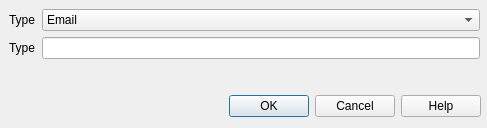
Qt form src/cdlgmdfcontact.ui (grodansparadis/vscp-works-qt) before a commit.
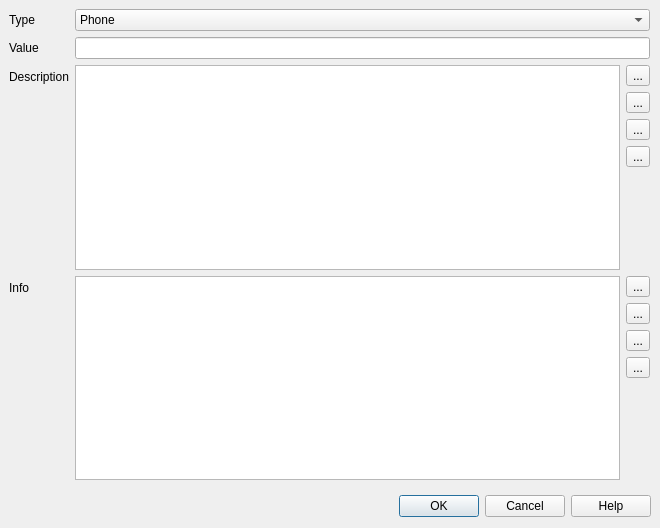
The same form after that commit. Icons and pictures are not drawn.

```diff
--- a/src/cdlgmdfcontact.ui
+++ b/src/cdlgmdfcontact.ui
@@ -6,8 +6,8 @@
    <rect>
     <x>0</x>
     <y>0</y>
-    <width>487</width>
-    <height>128</height>
+    <width>660</width>
+    <height>528</height>
    </rect>
   </property>
   <property name="windowTitle">
@@ -16,9 +16,9 @@
   <widget class="QDialogButtonBox" name="buttonBox">
    <property name="geometry">
     <rect>
-     <x>10</x>
-     <y>90</y>
-     <width>471</width>
+     <x>0</x>
+     <y>490</y>
+     <width>651</width>
      <height>32</height>
     </rect>
    </property>
@@ -37,8 +37,8 @@
     <rect>
      <x>9</x>
      <y>9</y>
-     <width>471</width>
-     <height>71</height>
+     <width>641</width>
+     <height>471</height>
     </rect>
    </property>
    <layout class="QFormLayout" name="formLayout">
@@ -51,11 +51,6 @@
     </item>
     <item row="0" column="1">
      <widget class="QComboBox" name="comboType">
-      <item>
-       <property name="text">
-        <string>Email</string>
-       </property>
-      </item>
       <item>
        <property name="text">
         <string>Phone</string>
@@ -81,13 +76,219 @@
     <item row="1" column="0">
      <widget class="QLabel" name="label_2">
       <property name="text">
-       <string>Type</string>
+       <string>Value</string>
       </property>
      </widget>
     </item>
     <item row="1" column="1">
      <widget class="QLineEdit" name="editValue"/>
     </item>
+    <item row="2" column="0">
+     <widget class="QLabel" name="label_3">
+      <property name="text">
+       <string>Description</string>
+      </property>
+     </widget>
+    </item>
+    <item row="3" column="0">
+     <widget class="QLabel" name="label_4">
+      <property name="text">
+       <string>Info</string>
+      </property>
+     </widget>
+    </item>
+    <item row="2" column="1">
+     <layout class="QHBoxLayout" name="horizontalLayout">
+      <item>
+       <layout class="QHBoxLayout" name="horizontalLayout_2">
+        <item>
+         <widget class="QListWidget" name="listDescription"/>
+        </item>
+        <item>
+         <layout class="QVBoxLayout" name="verticalLayout">
+          <item>
+           <widget class="QToolButton" name="btnAddDesc">
+            <property name="toolTip">
+             <string>Add description item</string>
+            </property>
+            <property name="text">
+             <string>...</string>
+            </property>
+            <property name="icon">
+             <iconset resource="vscpworks.qrc">
+              <normaloff>:/add.png</normaloff>:/add.png</iconset>
+            </property>
+            <property name="shortcut">
+             <string>Ctrl+A</string>
+            </property>
+           </widget>
+          </item>
+          <item>
+           <widget class="QToolButton" name="btnEditDesc">
+            <property name="toolTip">
+             <string>Edit description item</string>
+            </property>
+            <property name="text">
+             <string>...</string>
+            </property>
+            <property name="icon">
+             <iconset resource="vscpworks.qrc">
+              <normaloff>:/pencil.svg</normaloff>:/pencil.svg</iconset>
+            </property>
+            <property name="shortcut">
+             <string>Ctrl+E</string>
+            </property>
+           </widget>
+          </item>
+          <item>
+           <widget class="QToolButton" name="btnDupDesc">
+            <property name="toolTip">
+             <string>Duplicate description item</string>
+            </property>
+            <property name="text">
+             <string>...</string>
+            </property>
+            <property name="icon">
+             <iconset resource="vscpworks.qrc">
+              <normaloff>:/images/svg/copy.svg</normaloff>:/images/svg/copy.svg</iconset>
+            </property>
+            <property name="shortcut">
+             <string>Ctrl+D</string>
+            </property>
+           </widget>
+          </item>
+          <item>
+           <widget class="QToolButton" name="btnDelDesc">
+            <property name="toolTip">
+             <string>Delete Description item</string>
+            </property>
+            <property name="text">
+             <string>...</string>
+            </property>
+            <property name="icon">
+             <iconset resource="vscpworks.qrc">
+              <normaloff>:/remove.png</normaloff>:/remove.png</iconset>
+            </property>
+            <property name="shortcut">
+             <string>Ctrl+X</string>
+            </property>
+           </widget>
+          </item>
+          <item>
+           <spacer name="verticalSpacer">
+            <property name="orientation">
+             <enum>Qt::Vertical</enum>
+            </property>
+            <property name="sizeHint" stdset="0">
+             <size>
+              <width>20</width>
+              <height>40</height>
+             </size>
+            </property>
+           </spacer>
+          </item>
+         </layout>
+        </item>
+       </layout>
+      </item>
+     </layout>
+    </item>
+    <item row="3" column="1">
+     <layout class="QHBoxLayout" name="horizontalLayout_3">
+      <item>
+       <layout class="QHBoxLayout" name="horizontalLayout_4">
+        <item>
+         <widget class="QListWidget" name="listInfo"/>
+        </item>
+        <item>
+         <layout class="QVBoxLayout" name="verticalLayout_2">
+          <item>
+           <widget class="QToolButton" name="btnAddInfo">
+            <property name="toolTip">
+             <string>Add description item</string>
+            </property>
+            <property name="text">
+             <string>...</string>
+            </property>
+            <property name="icon">
+             <iconset resource="vscpworks.qrc">
+              <normaloff>:/add.png</normaloff>:/add.png</iconset>
+            </property>
+            <property name="shortcut">
+             <string>Ctrl+A</string>
+            </property>
+           </widget>
+          </item>
+          <item>
+           <widget class="QToolButton" name="btnEditInfo">
+            <property name="toolTip">
+             <string>Edit description item</string>
+            </property>
+            <property name="text">
+             <string>...</string>
+            </property>
+            <property name="icon">
+             <iconset resource="vscpworks.qrc">
+              <normaloff>:/pencil.svg</normaloff>:/pencil.svg</iconset>
+            </property>
+            <property name="shortcut">
+             <string>Ctrl+E</string>
+            </property>
+           </widget>
+          </item>
+          <item>
+           <widget class="QToolButton" name="btnDupInfo">
+            <property name="toolTip">
+             <string>Duplicate description item</string>
+            </property>
+            <property name="text">
+             <string>...</string>
+            </property>
+            <property name="icon">
+             <iconset resource="vscpworks.qrc">
+              <normaloff>:/images/svg/copy.svg</normaloff>:/images/svg/copy.svg</iconset>
+            </property>
+            <property name="shortcut">
+             <string>Ctrl+D</string>
+            </property>
+           </widget>
+          </item>
+          <item>
+           <widget class="QToolButton" name="btnDelInfo">
+            <property name="toolTip">
+             <string>Delete Description item</string>
+            </property>
+            <property name="text">
+             <string>...</string>
+            </property>
+            <property name="icon">
+             <iconset resource="vscpworks.qrc">
+              <normaloff>:/remove.png</normaloff>:/remove.png</iconset>
+            </property>
+            <property name="shortcut">
+             <string>Ctrl+X</string>
+            </property>
+           </widget>
+          </item>
+          <item>
+           <spacer name="verticalSpacer_2">
+            <property name="orientation">
+             <enum>Qt::Vertical</enum>
+            </property>
+            <property name="sizeHint" stdset="0">
+             <size>
+              <width>20</width>
+              <height>40</height>
+             </size>
+            </property>
+           </spacer>
+          </item>
+         </layout>
+        </item>
+       </layout>
+      </item>
+     </layout>
+    </item>
    </layout>
   </widget>
  </widget>
```
Left out of the diff: 44 changed lines with no effect on the pictures.
